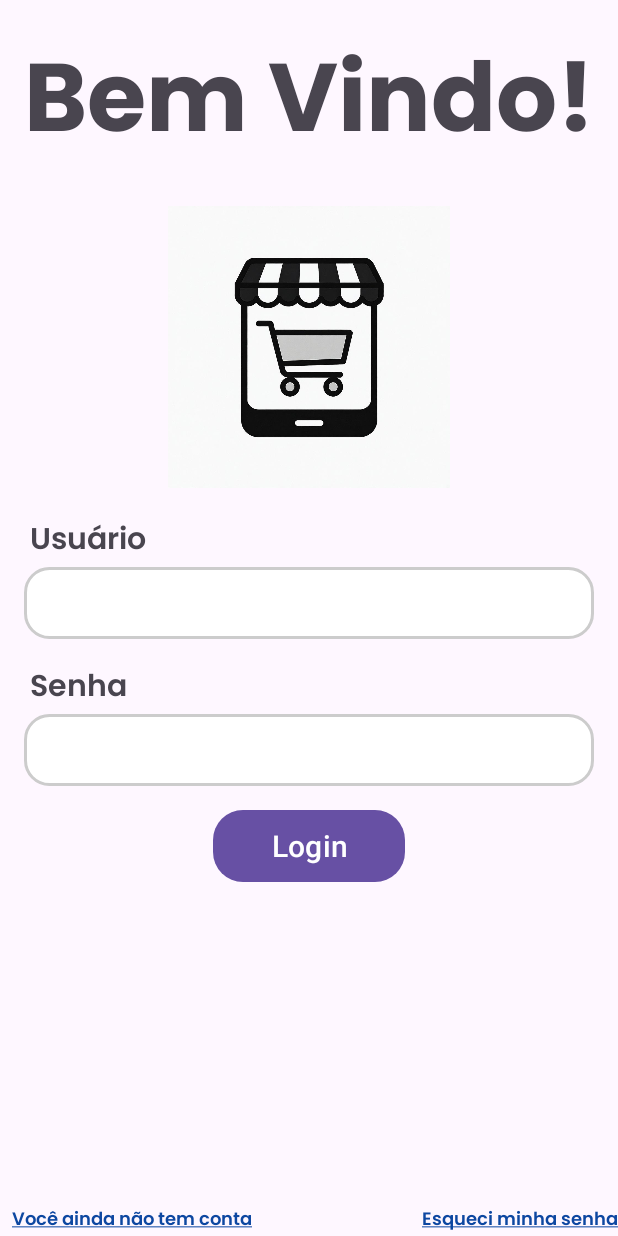
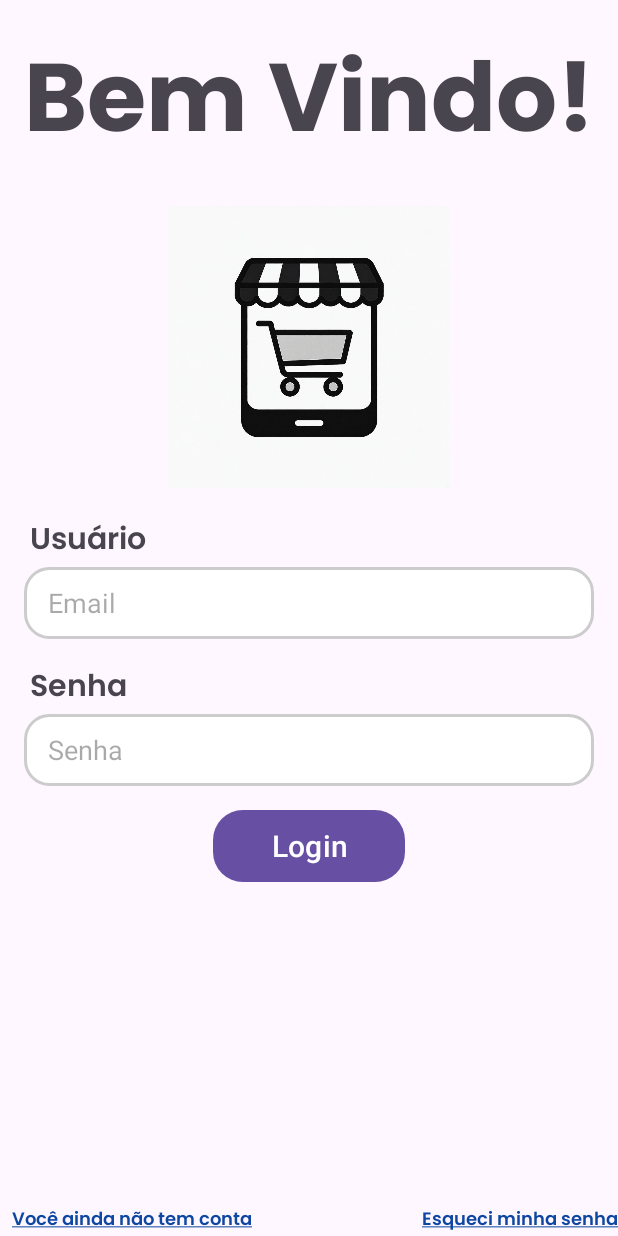
Before and after one commit to cleiton200/trabalho_faculdade, an Android app: the screen it shows after launch (MainActivity), on a phone screen of 412 x 824 dp. Run offline under Robolectric (Android 15) with nearby library versions, the phone set to English and light mode, and no system bars; our stand-ins replace Firebase (no records; nobody signed in at launch, a user with empty details on screens opened directly).

Commit message:
Ajustado o texto dentro do edit text

```diff
--- a/app/src/main/res/layout/activity_main.xml
+++ b/app/src/main/res/layout/activity_main.xml
@@ -48,10 +48,11 @@
         android:layout_height="48dp"
         android:layout_marginStart="16dp"
         android:layout_marginEnd="16dp"
+        android:paddingStart="16dp"
+        android:hint="@string/email"
         android:background="@drawable/edittext_background"
         android:textColor="@color/black"
         app:layout_constraintEnd_toEndOf="parent"
-        app:layout_constraintHorizontal_bias="0.0"
         app:layout_constraintStart_toStartOf="parent"
         app:layout_constraintTop_toBottomOf="@+id/tv_usuario" />
 
@@ -75,6 +76,8 @@
         android:layout_height="48dp"
         android:layout_marginStart="16dp"
         android:layout_marginEnd="16dp"
+        android:paddingStart="16dp"
+        android:hint="@string/senha"
         android:inputType="textPassword"
         android:textColor="@color/black"
         app:layout_constraintTop_toBottomOf="@+id/tv_senha"
--- a/app/src/main/res/values/strings.xml
+++ b/app/src/main/res/values/strings.xml
@@ -15,4 +15,5 @@
     <string name="comecar">Começar</string>
     <string name="titulo_app">THE CHECK</string>
     <string name="confirmar_a_senha">Confirmar a senha</string>
+    <string name="email">Email</string>
 </resources>
```
